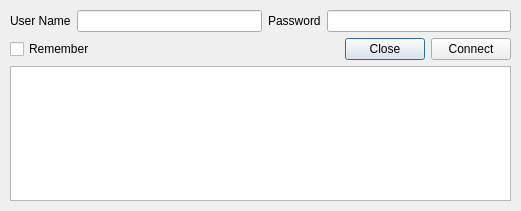
Qt form asianetlogin.ui (gnuanu/AsianetLoginGui) before a commit.
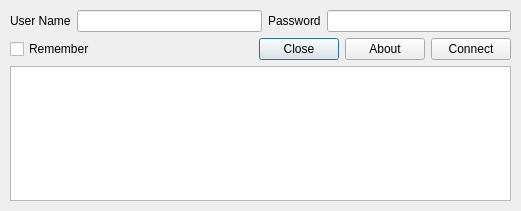
The same form after that commit. Icons and pictures are not drawn.

Commit message: Added About button and About dialog

What changed in the file:
```diff
--- a/asianetlogin.ui
+++ b/asianetlogin.ui
@@ -96,6 +96,13 @@
         </property>
        </widget>
       </item>
+      <item>
+       <widget class="QPushButton" name="bnAbout">
+        <property name="text">
+         <string>About</string>
+        </property>
+       </widget>
+      </item>
       <item>
        <widget class="QPushButton" name="bnConnect">
         <property name="text">
```
Left out of the diff: 2 changed lines with no effect on the pictures. The commit also changes 2 other files.
